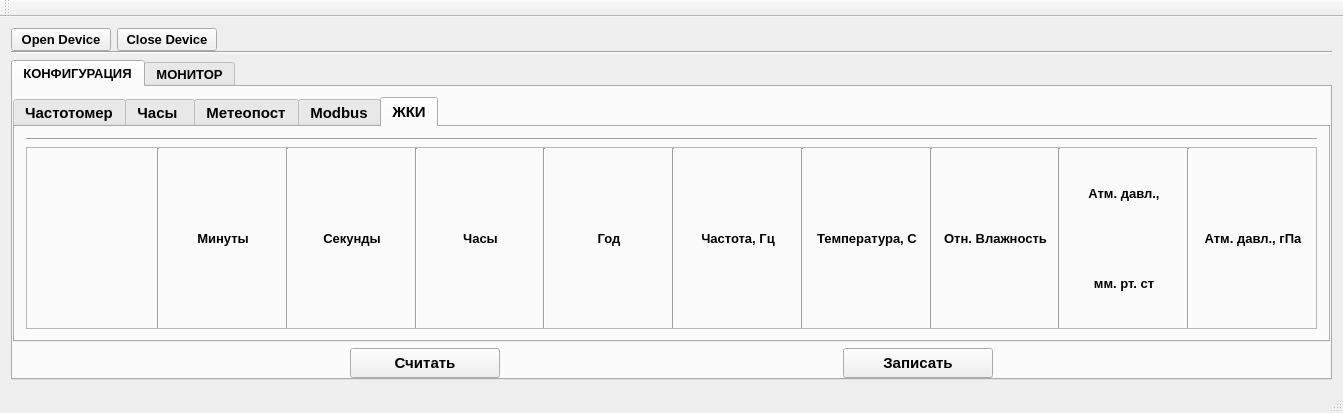
This is informPConfigurator/mainwindow.ui in Goodjamp/informPConfigurator as Qt 5 draws it before an edit. The edited form follows.
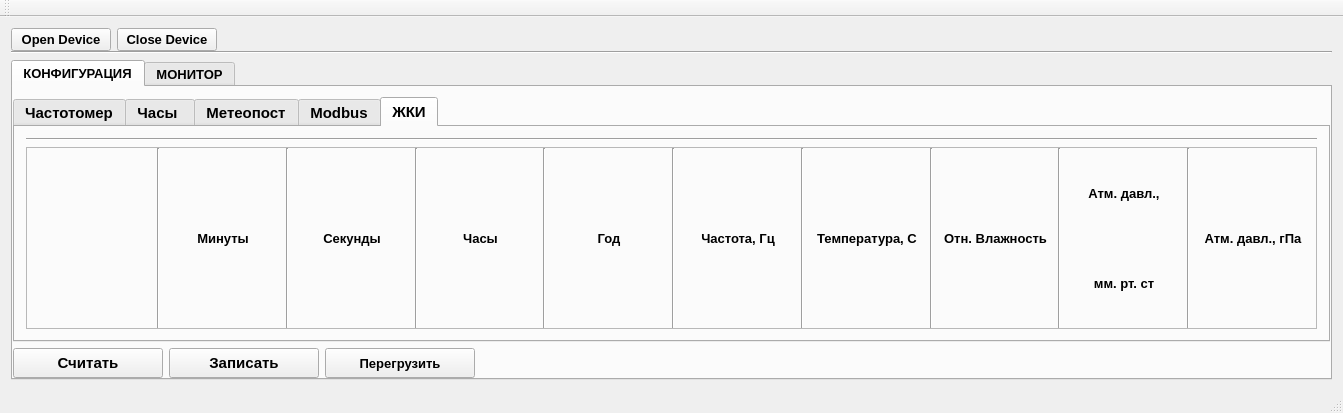
This is the edited form. The open tabs and pages were chosen to show the change.

What changed in the file:
```diff
--- a/informPConfigurator/mainwindow.ui
+++ b/informPConfigurator/mainwindow.ui
@@ -1733,19 +1733,6 @@
           <property name="bottomMargin">
            <number>0</number>
           </property>
-          <item>
-           <spacer name="horizontalSpacer_6">
-            <property name="orientation">
-             <enum>Qt::Horizontal</enum>
-            </property>
-            <property name="sizeHint" stdset="0">
-             <size>
-              <width>40</width>
-              <height>20</height>
-             </size>
-            </property>
-           </spacer>
-          </item>
           <item>
            <widget class="QPushButton" name="pushButtonRead">
             <property name="minimumSize">
@@ -1772,19 +1759,6 @@
             </property>
            </widget>
           </item>
-          <item>
-           <spacer name="horizontalSpacer_7">
-            <property name="orientation">
-             <enum>Qt::Horizontal</enum>
-            </property>
-            <property name="sizeHint" stdset="0">
-             <size>
-              <width>40</width>
-              <height>20</height>
-             </size>
-            </property>
-           </spacer>
-          </item>
           <item>
            <widget class="QPushButton" name="pushButtonWrite">
             <property name="minimumSize">
@@ -1811,6 +1785,25 @@
             </property>
            </widget>
           </item>
+          <item>
+           <widget class="QPushButton" name="pushButtonReset">
+            <property name="minimumSize">
+             <size>
+              <width>150</width>
+              <height>30</height>
+             </size>
+            </property>
+            <property name="maximumSize">
+             <size>
+              <width>150</width>
+              <height>30</height>
+             </size>
+            </property>
+            <property name="text">
+             <string>Перегрузить</string>
+            </property>
+           </widget>
+          </item>
           <item>
            <spacer name="horizontalSpacer_8">
             <property name="orientation">
```
Left out of the diff: 4 changed lines with no effect on the pictures.
